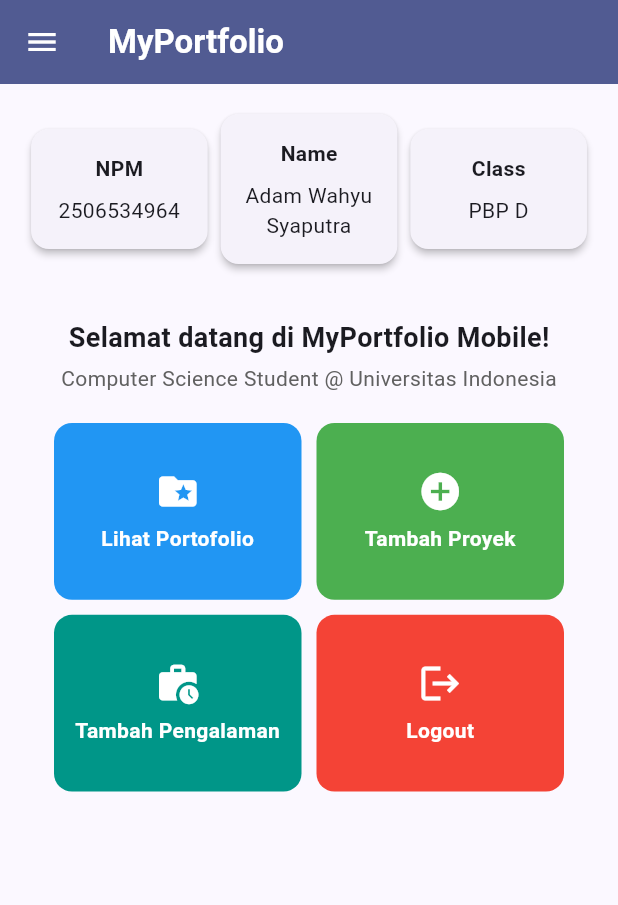
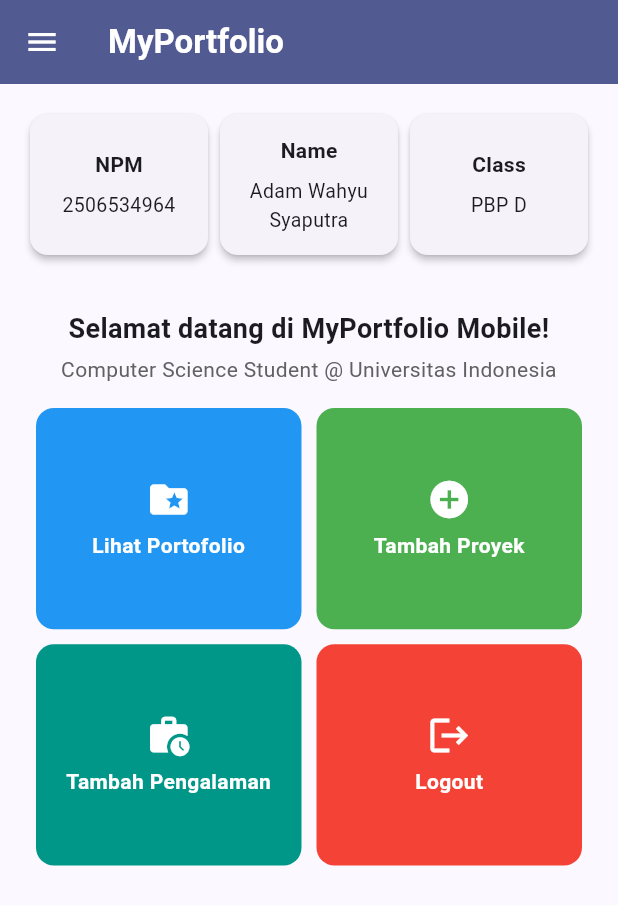
Before and after one commit to adamwsyaputra/myportofolio_mobile, a Flutter app: the screen it shows after launch, on a phone screen of 412 x 824 dp. Shown: the top 905 px of the screen. Run offline on Flutter 3.47's test engine with Material 3 defaults, Android fonts, the phone set to English and light mode, and no system bars; our stand-ins replace material_ui.

Commit message:
fix(ui): prevent InfoCard and ItemCard overflow on 360x800 narrow mobile screens

```diff
--- a/lib/screens/menu.dart
+++ b/lib/screens/menu.dart
@@ -38,13 +38,15 @@ class MyHomePage extends StatelessWidget {
           child: Column(
             crossAxisAlignment: CrossAxisAlignment.center,
             children: [
-              Row(
-                mainAxisAlignment: MainAxisAlignment.spaceEvenly,
-                children: [
-                  InfoCard(title: 'NPM', content: npm),
-                  InfoCard(title: 'Name', content: nama),
-                  InfoCard(title: 'Class', content: kelas),
-                ],
+              IntrinsicHeight(
+                child: Row(
+                  crossAxisAlignment: CrossAxisAlignment.stretch,
+                  children: [
+                    Expanded(child: InfoCard(title: 'NPM', content: npm)),
+                    Expanded(child: InfoCard(title: 'Name', content: nama)),
+                    Expanded(child: InfoCard(title: 'Class', content: kelas)),
+                  ],
+                ),
               ),
               const SizedBox(height: 16.0),
               Center(
@@ -54,6 +56,7 @@ class MyHomePage extends StatelessWidget {
                       padding: EdgeInsets.only(top: 16.0),
                       child: Text(
                         'Selamat datang di MyPortfolio Mobile!',
+                        textAlign: TextAlign.center,
                         style: TextStyle(
                           fontWeight: FontWeight.bold,
                           fontSize: 18.0,
@@ -63,6 +66,7 @@ class MyHomePage extends StatelessWidget {
                     const SizedBox(height: 4.0),
                     Text(
                       'Computer Science Student @ Universitas Indonesia',
+                      textAlign: TextAlign.center,
                       style: TextStyle(
                         color: Colors.grey[700],
                         fontSize: 14.0,
@@ -70,11 +74,14 @@ class MyHomePage extends StatelessWidget {
                     ),
                     GridView.count(
                       primary: false,
-                      padding: const EdgeInsets.all(20),
+                      padding: const EdgeInsets.symmetric(
+                        vertical: 16,
+                        horizontal: 8,
+                      ),
                       crossAxisSpacing: 10,
                       mainAxisSpacing: 10,
                       crossAxisCount: 2,
-                      childAspectRatio: 1.4,
+                      childAspectRatio: 1.2,
                       shrinkWrap: true,
                       children: items.map((ItemHomepage item) {
                         return ItemCard(item);
@@ -103,9 +110,9 @@ class InfoCard extends StatelessWidget {
     return Card(
       elevation: 2.0,
       child: Container(
-        width: MediaQuery.of(context).size.width / 3.5,
-        padding: const EdgeInsets.all(16.0),
+        padding: const EdgeInsets.symmetric(vertical: 14.0, horizontal: 8.0),
         child: Column(
+          mainAxisAlignment: MainAxisAlignment.center,
           children: [
             Text(
               title,
@@ -115,6 +122,7 @@ class InfoCard extends StatelessWidget {
             Text(
               content,
               textAlign: TextAlign.center,
+              style: const TextStyle(fontSize: 13.0),
             ),
           ],
         ),
```
Also changed, not shown: 1 other file.
